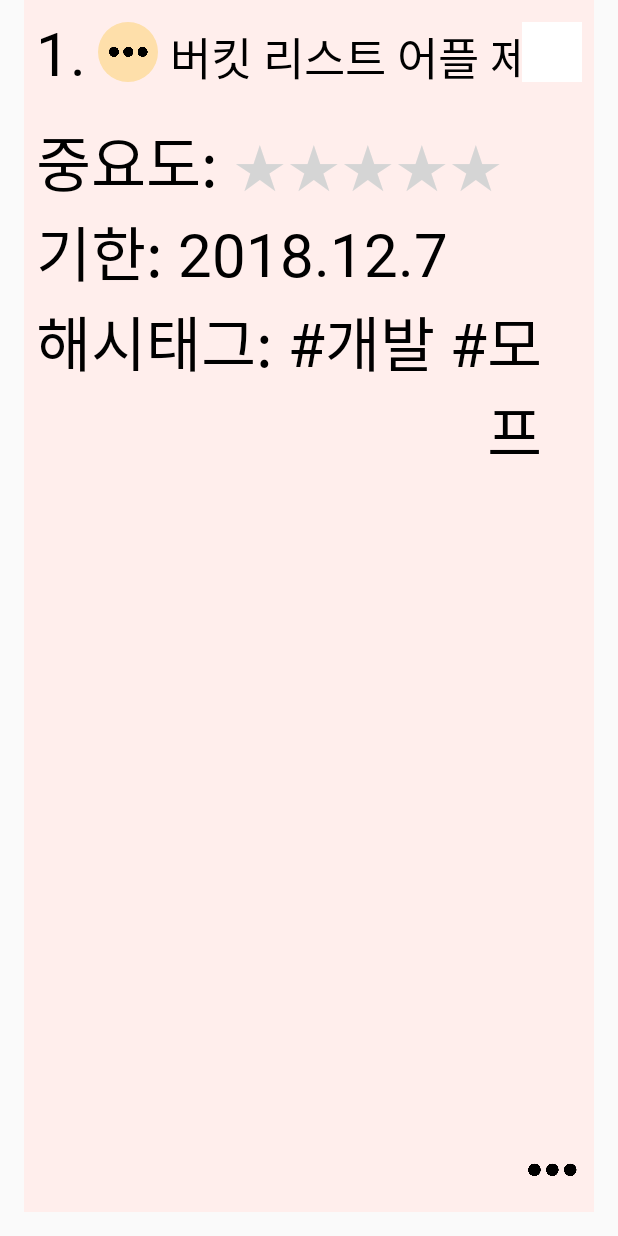
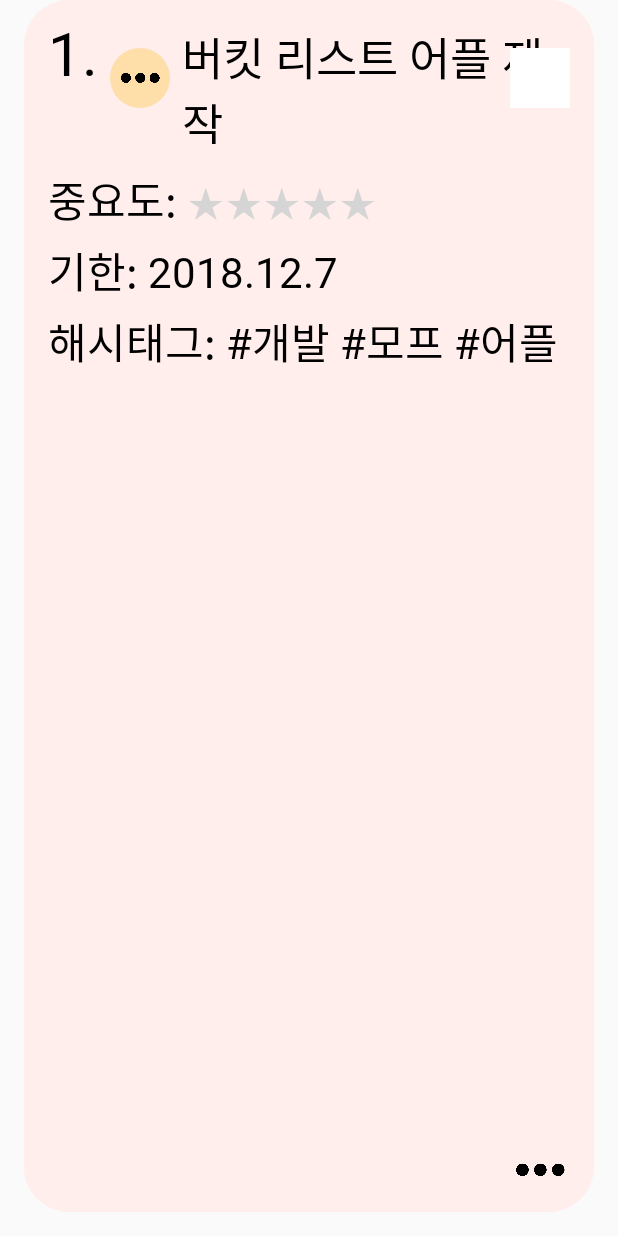
Before and after one commit to HyeranShin/MyBucket, an Android app: the layout item_bucketlist.xml on its own in the app's theme, with its tools: preview values and no code run, on a phone screen of 412 x 824 dp. Run offline under Robolectric (Android 15) with nearby library versions, the phone set to English and light mode, and no system bars.

Commit message:
polish view

```diff
--- a/MyBucket/app/src/main/java/com/hyeran/android/mybucket/MypageFragment.java
+++ b/MyBucket/app/src/main/java/com/hyeran/android/mybucket/MypageFragment.java
@@ -93,7 +93,7 @@ public class MypageFragment extends Fragment {
         String showMyImageString = pref.getString("MyImage", null);
         final CircleImageView imageView = (CircleImageView) view.findViewById(R.id.MyPageImage);
         if(showMyImageString == null) {
-            imageView.setImageResource(R.drawable.charlie);
+            imageView.setImageResource(R.drawable.initial_profile);
         } else {
             Bitmap showMyImage = decodeBase64(showMyImageString);
             imageView.setImageBitmap(showMyImage);
--- /dev/null
+++ b/MyBucket/app/src/main/res/drawable/item_background.xml
@@ -0,0 +1,12 @@
+<?xml version="1.0" encoding="utf-8"?>
+<shape xmlns:android="http://schemas.android.com/apk/res/android">
+
+    <solid
+        android:color="#ffeeec"/>
+
+    <corners
+        android:bottomRightRadius="30dp"
+        android:bottomLeftRadius="30dp"
+        android:topLeftRadius="30dp"
+        android:topRightRadius="30dp"/>
+</shape>
--- a/MyBucket/app/src/main/res/layout/item_bucketlist.xml
+++ b/MyBucket/app/src/main/res/layout/item_bucketlist.xml
@@ -3,11 +3,14 @@
     xmlns:android="http://schemas.android.com/apk/res/android" android:layout_width="match_parent"
     android:layout_height="wrap_content"
     android:orientation="vertical"
-    android:padding="8dp"
+    android:paddingVertical="8dp"
+    android:paddingHorizontal="16dp"
     android:layout_marginBottom="16dp"
     android:layout_marginHorizontal="16dp"
     android:id="@+id/whole_item_bucketlist"
-    android:background="#ffeeec">
+    android:background="@drawable/item_background"
+    >
+<!--ffeeec-->
     <RelativeLayout
         android:layout_width="match_parent"
         android:layout_height="wrap_content">
@@ -78,61 +81,63 @@
             <LinearLayout
                 android:layout_width="wrap_content"
                 android:layout_height="wrap_content"
-                android:orientation="horizontal">
+                android:orientation="horizontal"
+                android:layout_marginBottom="5dp">
                 <TextView
                     android:layout_width="wrap_content"
                     android:layout_height="wrap_content"
                     android:text="중요도: "
                     android:fontFamily="@font/nanumsquare_regular"
                     android:textColor="#000000"
-                    android:textSize="40sp"/>
+                    android:textSize="28sp"/>
                 <TextView
                     android:id="@+id/tv_star1_item_bucketlist"
                     android:layout_width="wrap_content"
                     android:layout_height="wrap_content"
                     android:text="★"
                     android:textColor="#D5D5D5"
-                    android:textSize="40sp"/>
+                    android:textSize="28sp"/>
                 <TextView
                     android:id="@+id/tv_star2_item_bucketlist"
                     android:layout_width="wrap_content"
                     android:layout_height="wrap_content"
                     android:text="★"
                     android:textColor="#D5D5D5"
-                    android:textSize="40sp"/>
+                    android:textSize="28sp"/>
                 <TextView
                     android:id="@+id/tv_star3_item_bucketlist"
                     android:layout_width="wrap_content"
                     android:layout_height="wrap_content"
                     android:text="★"
                     android:textColor="#D5D5D5"
-                    android:textSize="40sp"/>
+                    android:textSize="28sp"/>
                 <TextView
                     android:id="@+id/tv_star4_item_bucketlist"
                     android:layout_width="wrap_content"
                     android:layout_height="wrap_content"
                     android:text="★"
                     android:textColor="#D5D5D5"
-                    android:textSize="40sp"/>
+                    android:textSize="28sp"/>
                 <TextView
                     android:id="@+id/tv_star5_item_bucketlist"
                     android:layout_width="wrap_content"
                     android:layout_height="wrap_content"
                     android:text="★"
                     android:textColor="#D5D5D5"
-                    android:textSize="40sp"/>
+                    android:textSize="28sp"/>
             </LinearLayout>
             <LinearLayout
                 android:layout_width="wrap_content"
                 android:layout_height="wrap_content"
-                android:orientation="horizontal">
+                android:orientation="horizontal"
+                android:layout_marginBottom="5dp">
                 <TextView
                     android:layout_width="wrap_content"
                     android:layout_height="wrap_content"
                     android:fontFamily="@font/nanumsquare_regular"
                     android:text="기한: "
                     android:textColor="#000000"
-                    android:textSize="40sp"/>
+                    android:textSize="28sp"/>
                 <TextView
                     android:id="@+id/tv_year_item_bucketlist"
                     android:layout_width="wrap_content"
@@ -140,14 +145,14 @@
                     android:fontFamily="@font/nanumsquare_light"
                     android:text="2018"
                     android:textColor="#000000"
-                    android:textSize="40sp"/>
+                    android:textSize="28sp"/>
                 <TextView
                     android:layout_width="wrap_content"
                     android:layout_height="wrap_content"
                     android:text="."
                     android:fontFamily="@font/nanumsquare_light"
                     android:textColor="#000000"
-                    android:textSize="40sp"/>
+                    android:textSize="28sp"/>
                 <TextView
                     android:id="@+id/tv_month_item_bucketlist"
                     android:layout_width="wrap_content"
@@ -155,14 +160,14 @@
                     android:text="12"
                     android:fontFamily="@font/nanumsquare_light"
                     android:textColor="#000000"
-                    android:textSize="40sp"/>
+                    android:textSize="28sp"/>
                 <TextView
                     android:layout_width="wrap_content"
                     android:layout_height="wrap_content"
                     android:text="."
                     android:fontFamily="@font/nanumsquare_light"
                     android:textColor="#000000"
-                    android:textSize="40sp"/>
+                    android:textSize="28sp"/>
                 <TextView
                     android:id="@+id/tv_day_item_bucketlist"
                     android:layout_width="wrap_content"
@@ -170,26 +175,27 @@
                     android:text="7"
                     android:fontFamily="@font/nanumsquare_light"
                     android:textColor="#000000"
-                    android:textSize="40sp"/>
+                    android:textSize="28sp"/>
             </LinearLayout>
             <LinearLayout
                 android:layout_width="wrap_content"
                 android:layout_height="wrap_content"
-                android:orientation="horizontal">
+                android:orientation="horizontal"
+                android:layout_marginBottom="5dp">
                 <TextView
                     android:layout_width="wrap_content"
                     android:layout_height="wrap_content"
                     android:fontFamily="@font/nanumsquare_regular"
                     android:text="해시태그: "
                     android:textColor="#000000"
-                    android:textSize="40sp"/>
+                    android:textSize="28sp"/>
                 <TextView
                     android:layout_width="wrap_content"
                     android:layout_height="wrap_content"
                     android:fontFamily="@font/nanumsquare_light"
                     android:text="#"
                     android:textColor="#000000"
-                    android:textSize="40sp"/>
+                    android:textSize="28sp"/>
                 <TextView
                     android:id="@+id/tv_hashtag1_item_bucketlist"
                     android:layout_width="wrap_content"
@@ -197,14 +203,14 @@
                     android:fontFamily="@font/nanumsquare_light"
                     android:text="개발"
                     android:textColor="#000000"
-                    android:textSize="40sp"/>
+                    android:textSize="28sp"/>
                 <TextView
                     android:layout_width="wrap_content"
                     android:layout_height="wrap_content"
                     android:fontFamily="@font/nanumsquare_light"
                     android:text=" #"
                     android:textColor="#000000"
-                    android:textSize="40sp"/>
+                    android:textSize="28sp"/>
                 <TextView
                     android:id="@+id/tv_hashtag2_item_bucketlist"
                     android:layout_width="wrap_content"
@@ -212,14 +218,14 @@
                     android:fontFamily="@font/nanumsquare_light"
                     android:text="모프"
                     android:textColor="#000000"
-                    android:textSize="40sp"/>
+                    android:textSize="28sp"/>
                 <TextView
                     android:layout_width="wrap_content"
                     android:layout_height="wrap_content"
                     android:fontFamily="@font/nanumsquare_light"
                     android:text=" #"
                     android:textColor="#000000"
-                    android:textSize="40sp"/>
+                    android:textSize="28sp"/>
                 <TextView
                     android:id="@+id/tv_hashtag3_item_bucketlist"
                     android:layout_width="wrap_content"
@@ -227,7 +233,7 @@
                     android:fontFamily="@font/nanumsquare_light"
                     android:text="어플"
                     android:textColor="#000000"
-                    android:textSize="40sp"/>
+                    android:textSize="28sp"/>
             </LinearLayout>
         </LinearLayout>
         <ImageView
```
Also changed, not shown: MyBucket/app/src/main/res/layout/fragment_mypage.xml (+25 -12 lines), MyBucket/app/src/main/res/drawable/camera.png, MyBucket/app/src/main/res/drawable/charlie.jpg (deleted), MyBucket/app/src/main/res/drawable/initial_profile.png (added).
